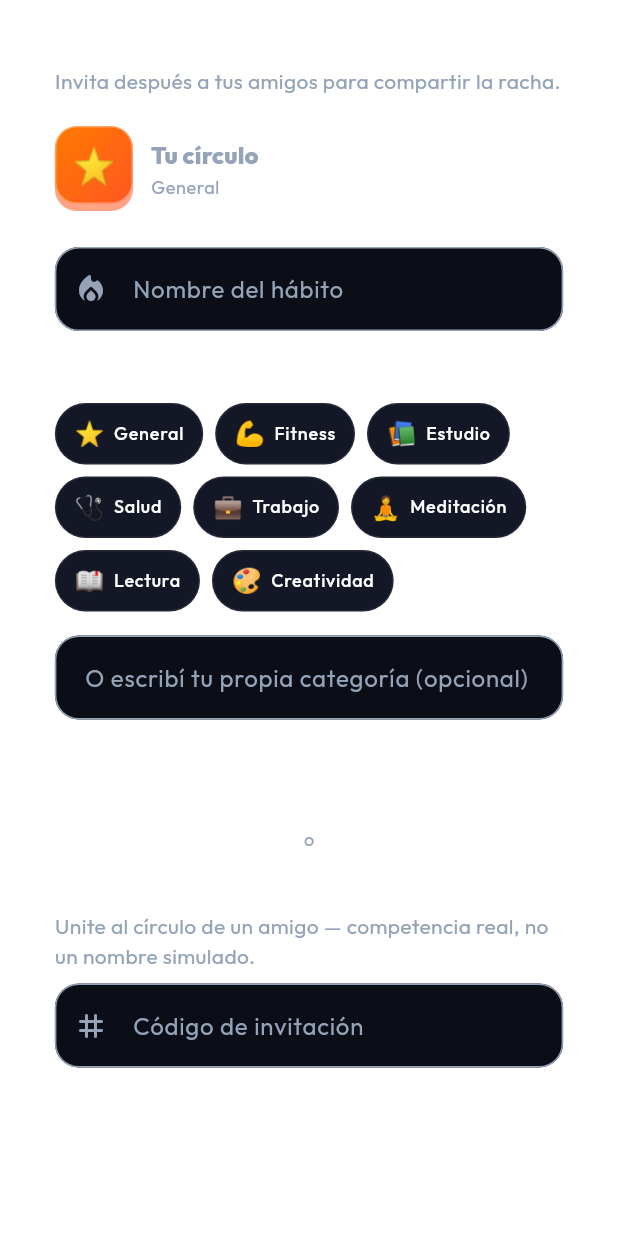
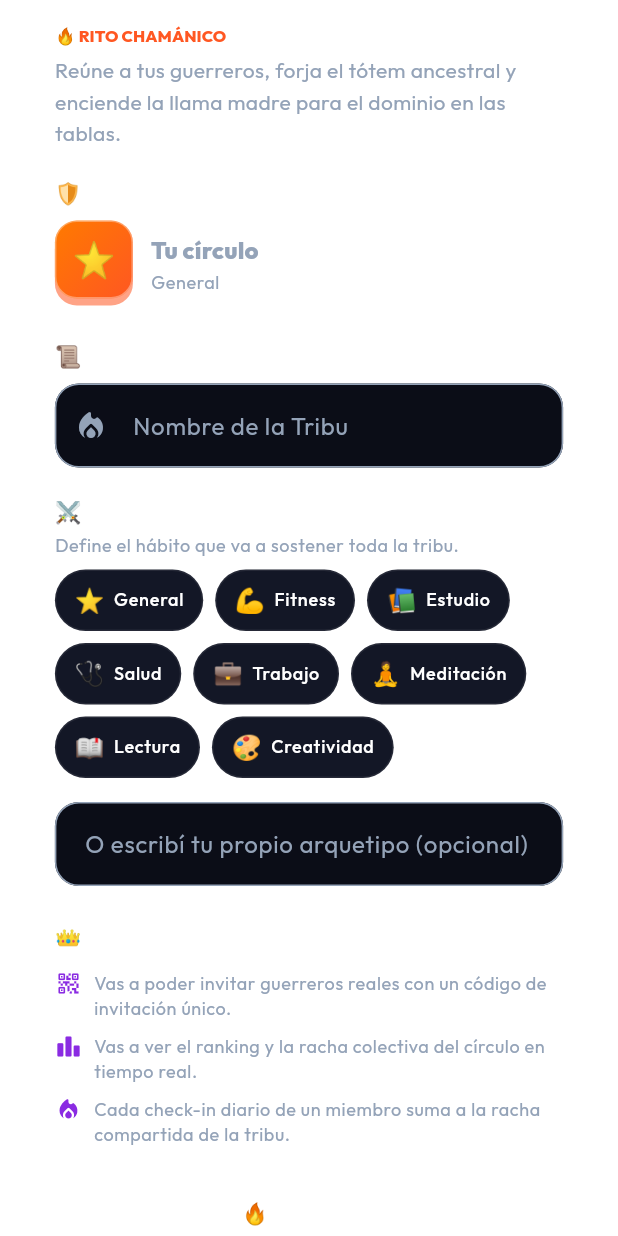
Before and after one commit to GrullonDev/ed_tech, a Flutter app: the CreateHabitPage screen opened directly with empty values, on a phone screen of 412 x 824 dp. Run offline on Flutter 3.47's test engine with Material 3 defaults, Android fonts, the phone set to English and light mode, and no system bars; our stand-ins replace audioplayers, cloud_firestore, cloud_functions, confetti, firebase_analytics, firebase_auth and 11 more; missing offline and left inert: firebase_performance, liquid_glass_widgets, mobile_scanner; accounts and stored records are empty.

Commit message:
feat(design): rediseñar "Fundar Tribu" y la nav inferior según Stitch
"Fundar Tribu" (antes "Crear círculo"): mapea el copy de la mockup
sobre los mismos campos reales de siempre — nombre del círculo,
"arquetipo tribal" = la categoría real (mismo dato, otro nombre), y
una nueva _FounderPowersCard informativa que lista capacidades reales
del founder (invitar por código, ver ranking del círculo, racha
compartida por check-ins). Se omiten a propósito el selector de
aura/color, el lema sagrado, el tag de clan, las exigencias de racha
configurables, el tipo de alianza (pública/con filtro/secreta) y el
nivel mínimo de entrada de la mockup: ninguno tiene un campo real
detrás en HabitCircle/HomeLogic hoy, y agregarlos habría sido simular
una configuración que no hace nada.

Nav inferior: el "Círculos" de siempre pasa a llamarse "Inicio" (sin
cambiar su destino) y el botón central "+ Crear" se restylea como el
aro de fuego "TRIBU" de las mockups — misma acción de siempre
(abre esta pantalla), solo con el look nuevo. Ambos cambios siguen
pasando por AdaptiveGlassScaffold/AdaptiveGlassButton/AdaptiveGlass
OutlinedCard y por el AdaptiveGlassCard de la píldora de nav, así que
respetan el toggle de Liquid Glass del usuario sin lógica nueva: el
aro central es un Container plano a propósito, porque ya vive adentro
de la píldora que resuelve glass/flat por su cuenta.

```diff
--- a/lib/features/page/create_habit.dart
+++ b/lib/features/page/create_habit.dart
@@ -26,6 +26,18 @@ const Map<String, String> _kCategoryOptions = {
 /// solo agrega una vista previa en vivo y categorías tocables para que
 /// completar el formulario se sienta menos como rellenar un form y más
 /// como armar la identidad del círculo.
+///
+/// Rediseño de Stitch ("Fundar Tribu"): la mockup tiene varios campos sin
+/// respaldo real hoy — aura/color del tótem, lema sagrado, tag de clan,
+/// exigencias de racha configurables, tipo de alianza (pública/con
+/// filtro/secreta), nivel mínimo de entrada — ninguno existe en
+/// [HabitCircle] ni en `HomeLogic`, así que se omiten a propósito en vez de
+/// simular una configuración que no hace nada. Lo que sí se mapea 1:1:
+/// nombre real (nombre del círculo), "arquetipo tribal" = la categoría real
+/// (mismo campo de siempre, solo con el copy de la mockup), y los
+/// "Poderes de Líder Chamán" se muestran como texto informativo de
+/// funciones que ya existen (invitar, retar 1v1) en vez de una lista de
+/// privilegios ficticios.
 class CreateHabitPage extends StatefulWidget {
   const CreateHabitPage({super.key, required this.logic});
 
@@ -97,7 +109,7 @@ class _CreateHabitPageState extends State<CreateHabitPage> {
     final canSubmit = name.isNotEmpty;
 
     return AdaptiveGlassScaffold(
-      title: const Text('Crear círculo'),
+      title: const Text('Fundar Tribu'),
       body: AppMaxWidth(
         child: Material(
           type: MaterialType.transparency,
@@ -105,39 +117,64 @@ class _CreateHabitPageState extends State<CreateHabitPage> {
           padding: const EdgeInsets.all(AppSpacing.lg),
           children: [
             Text(
-              'Dale nombre a tu nuevo círculo de hábito',
-              style: textTheme.titleMedium?.copyWith(
-                fontWeight: FontWeight.w700,
+              '🔥 RITO CHAMÁNICO',
+              style: textTheme.labelSmall?.copyWith(
+                color: AppColors.primary,
+                fontWeight: FontWeight.w800,
+                letterSpacing: 0.06,
               ),
             ),
             const SizedBox(height: AppSpacing.xs),
             Text(
-              'Invita después a tus amigos para compartir la racha.',
+              'Reúne a tus guerreros, forja el tótem ancestral y enciende '
+              'la llama madre para el dominio en las tablas.',
               style: textTheme.bodyMedium?.copyWith(
                 color: AppColors.onSurfaceVariant,
+                height: 1.5,
               ),
             ),
             const SizedBox(height: AppSpacing.xl),
+            Text(
+              '🛡️ Tótem y Blasón',
+              style: textTheme.titleSmall?.copyWith(
+                fontWeight: FontWeight.w700,
+              ),
+            ),
+            const SizedBox(height: AppSpacing.sm),
             _CirclePreviewCard(
               emoji: previewEmoji,
               name: name,
               category: category,
             ),
             const SizedBox(height: AppSpacing.xl2),
+            Text(
+              '📜 Pacto de Identidad',
+              style: textTheme.titleSmall?.copyWith(
+                fontWeight: FontWeight.w700,
+              ),
+            ),
+            const SizedBox(height: AppSpacing.sm),
             TextField(
               controller: widget.logic.habitNameController,
               textCapitalization: TextCapitalization.sentences,
               decoration: const InputDecoration(
-                labelText: 'Nombre del hábito',
+                labelText: 'Nombre de la Tribu',
                 prefixIcon: Icon(Icons.local_fire_department_rounded),
               ),
               onSubmitted: (_) => _submit(),
             ),
             const SizedBox(height: AppSpacing.xl),
             Text(
-              'Elegí una categoría',
+              '⚔️ Arquetipo Tribal',
               style: textTheme.titleSmall?.copyWith(
                 fontWeight: FontWeight.w700,
+              ),
+            ),
+            const SizedBox(height: AppSpacing.xs),
+            Text(
+              'Define el hábito que va a sostener toda la tribu.',
+              style: textTheme.bodySmall?.copyWith(
+                color: AppColors.onSurfaceVariant,
               ),
             ),
             const SizedBox(height: AppSpacing.sm),
@@ -158,16 +195,18 @@ class _CreateHabitPageState extends State<CreateHabitPage> {
             TextField(
               controller: widget.logic.habitCategoryController,
               decoration: const InputDecoration(
-                labelText: 'O escribí tu propia categoría (opcional)',
+                labelText: 'O escribí tu propio arquetipo (opcional)',
               ),
               onSubmitted: (_) => _submit(),
             ),
             const SizedBox(height: AppSpacing.xl2),
+            const _FounderPowersCard(),
+            const SizedBox(height: AppSpacing.xl2),
             AdaptiveGlassButton(
               onTap: _submit,
               enabled: canSubmit,
-              label: 'Crear círculo',
-              icon: const Icon(Icons.add_circle_outlined),
+              label: '🔥 FUNDAR TRIBU',
+              icon: const Icon(Icons.local_fire_department_rounded),
             ),
             const SizedBox(height: AppSpacing.xl2),
             Row(
@@ -189,7 +228,7 @@ class _CreateHabitPageState extends State<CreateHabitPage> {
             ),
             const SizedBox(height: AppSpacing.lg),
             Text(
-              '¿Ya tenés un código de invitación?',
+              '🔑 Unión Tribal con Código',
               style: textTheme.titleSmall?.copyWith(
                 fontWeight: FontWeight.w700,
               ),
@@ -287,6 +326,69 @@ class _CirclePreviewCard extends StatelessWidget {
   }
 }
 
+/// "Poderes de Líder Chamán" de la mockup, pero listando solo capacidades
+/// que ya existen de verdad al fundar un círculo — nada de multiplicadores
+/// ni cofres inventados.
+class _FounderPowersCard extends StatelessWidget {
+  const _FounderPowersCard();
+
+  static const _powers = [
+    (
+      icon: Icons.qr_code_2_rounded,
+      text: 'Vas a poder invitar guerreros reales con un código de '
+          'invitación único.',
+    ),
+    (
+      icon: Icons.leaderboard_rounded,
+      text: 'Vas a ver el ranking y la racha colectiva del círculo en '
+          'tiempo real.',
+    ),
+    (
+      icon: Icons.local_fire_department_rounded,
+      text: 'Cada check-in diario de un miembro suma a la racha '
+          'compartida de la tribu.',
+    ),
+  ];
+
+  @override
+  Widget build(BuildContext context) {
+    final textTheme = Theme.of(context).textTheme;
+    return AdaptiveGlassOutlinedCard(
+      padding: const EdgeInsets.all(AppSpacing.lg),
+      child: Column(
+        crossAxisAlignment: CrossAxisAlignment.start,
+        children: [
+          Text(
+            '👑 Al fundar sos el líder del clan',
+            style: textTheme.bodyMedium?.copyWith(fontWeight: FontWeight.w800),
+          ),
+          const SizedBox(height: AppSpacing.md),
+          for (final power in _powers)
+            Padding(
+              padding: const EdgeInsets.only(bottom: AppSpacing.sm),
+              child: Row(
+                crossAxisAlignment: CrossAxisAlignment.start,
+                children: [
+                  Icon(power.icon, size: 18, color: AppColors.secondary),
+                  const SizedBox(width: AppSpacing.sm),
+                  Expanded(
+                    child: Text(
+                      power.text,
+                      style: textTheme.bodySmall?.copyWith(
+                        color: AppColors.onSurfaceVariant,
+                        height: 1.4,
+                      ),
+                    ),
+                  ),
+                ],
+              ),
+            ),
+        ],
+      ),
+    );
+  }
+}
+
 class _CategoryChip extends StatelessWidget {
   const _CategoryChip({
     required this.emoji,
```
Also changed, not shown: lib/features/widgets/app_bottom_nav.dart (+44 -20 lines).
